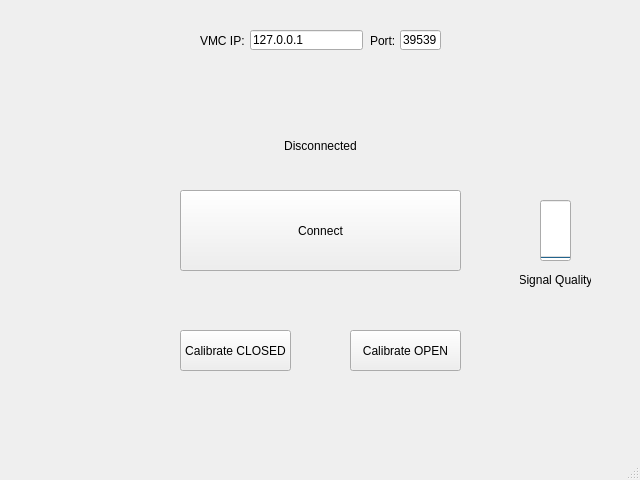
Qt form MainWindow.ui (Gunbard/YubiYubiCon) before a commit.
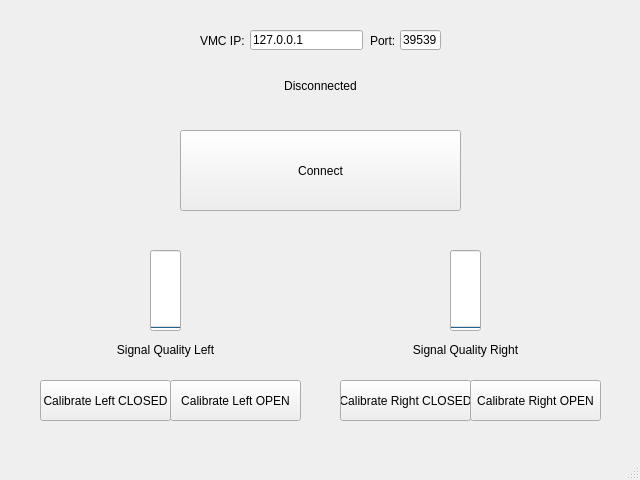
The same form after that commit.

Commit message: Add left hand support

Diff of the .ui file:
```diff
--- a/MainWindow.ui
+++ b/MainWindow.ui
@@ -18,7 +18,7 @@
     <property name="geometry">
      <rect>
       <x>180</x>
-      <y>190</y>
+      <y>130</y>
       <width>281</width>
       <height>81</height>
      </rect>
@@ -31,7 +31,7 @@
     <property name="geometry">
      <rect>
       <x>180</x>
-      <y>120</y>
+      <y>60</y>
       <width>281</width>
       <height>51</height>
      </rect>
@@ -46,36 +46,36 @@
    <widget class="QPushButton" name="calibrateClosedButton">
     <property name="geometry">
      <rect>
-      <x>180</x>
-      <y>330</y>
-      <width>111</width>
+      <x>340</x>
+      <y>380</y>
+      <width>131</width>
       <height>41</height>
      </rect>
     </property>
     <property name="text">
-     <string>Calibrate CLOSED</string>
+     <string>Calibrate Right CLOSED</string>
     </property>
    </widget>
    <widget class="QPushButton" name="calibrateOpenButton">
     <property name="geometry">
      <rect>
-      <x>350</x>
-      <y>330</y>
-      <width>111</width>
+      <x>470</x>
+      <y>380</y>
+      <width>131</width>
       <height>41</height>
      </rect>
     </property>
     <property name="text">
-     <string>Calibrate OPEN</string>
+     <string>Calibrate Right OPEN</string>
     </property>
    </widget>
    <widget class="QProgressBar" name="signalBar">
     <property name="geometry">
      <rect>
-      <x>540</x>
-      <y>200</y>
+      <x>450</x>
+      <y>250</y>
       <width>31</width>
-      <height>61</height>
+      <height>81</height>
      </rect>
     </property>
     <property name="value">
@@ -103,14 +103,14 @@
    <widget class="QLabel" name="label">
     <property name="geometry">
      <rect>
-      <x>520</x>
-      <y>270</y>
-      <width>71</width>
+      <x>410</x>
+      <y>340</y>
+      <width>111</width>
       <height>20</height>
      </rect>
     </property>
     <property name="text">
-     <string>Signal Quality</string>
+     <string>Signal Quality Right</string>
     </property>
     <property name="alignment">
      <set>Qt::AlignCenter</set>
@@ -174,6 +174,79 @@
      <number>255</number>
     </property>
    </widget>
+   <widget class="QPushButton" name="calibrateOpenButtonL">
+    <property name="geometry">
+     <rect>
+      <x>170</x>
+      <y>380</y>
+      <width>131</width>
+      <height>41</height>
+     </rect>
+    </property>
+    <property name="text">
+     <string>Calibrate Left OPEN</string>
+    </property>
+   </widget>
+   <widget class="QPushButton" name="calibrateClosedButtonL">
+    <property name="geometry">
+     <rect>
+      <x>40</x>
+      <y>380</y>
+      <width>131</width>
+      <height>41</height>
+     </rect>
+    </property>
+    <property name="text">
+     <string>Calibrate Left CLOSED</string>
+    </property>
+   </widget>
+   <widget class="QProgressBar" name="signalBarLeft">
+    <property name="geometry">
+     <rect>
+      <x>150</x>
+      <y>250</y>
+      <width>31</width>
+      <height>81</height>
+     </rect>
+    </property>
+    <property name="value">
+     <number>0</number>
+    </property>
+    <property name="alignment">
+     <set>Qt::AlignCenter</set>
+    </property>
+    <property name="textVisible">
+     <bool>false</bool>
+    </property>
+    <property name="orientation">
+     <enum>Qt::Vertical</enum>
+    </property>
+    <property name="invertedAppearance">
+     <bool>false</bool>
+    </property>
+    <property name="textDirection">
+     <enum>QProgressBar::BottomToTop</enum>
+    </property>
+    <property name="format">
+     <string/>
+    </property>
+   </widget>
+   <widget class="QLabel" name="label_4">
+    <property name="geometry">
+     <rect>
+      <x>110</x>
+      <y>340</y>
+      <width>111</width>
+      <height>20</height>
+     </rect>
+    </property>
+    <property name="text">
+     <string>Signal Quality Left</string>
+    </property>
+    <property name="alignment">
+     <set>Qt::AlignCenter</set>
+    </property>
+   </widget>
   </widget>
   <widget class="QMenuBar" name="menubar">
    <property name="geometry">
```
Left out of the diff: 6 changed lines with no effect on the pictures. The commit also changes 2 other files.
